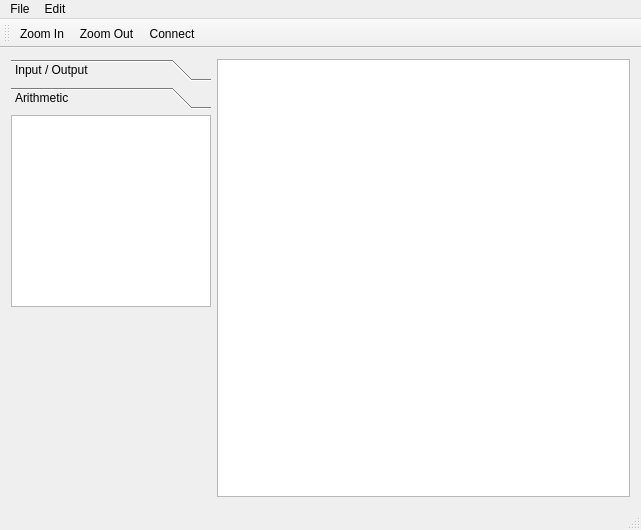
Old version of the form gui/mainwindow.ui in the repository SignalCraft/SignalCraft-Designer.
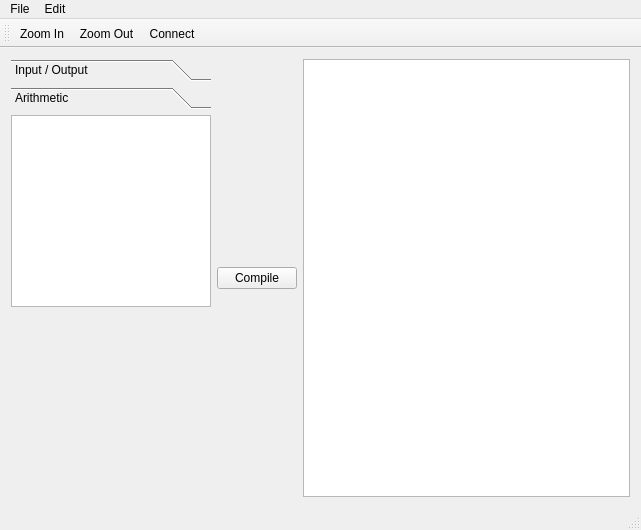
New version of the form. The open tabs and pages were chosen to show the change. Icons and pictures are not drawn. Custom widgets are drawn as their Qt base class.

Commit message: not only does it compile but it works on the first try

```diff
--- a/gui/mainwindow.ui
+++ b/gui/mainwindow.ui
@@ -165,6 +165,13 @@
       </widget>
      </widget>
     </item>
+    <item>
+     <widget class="QPushButton" name="compileButton">
+      <property name="text">
+       <string>Compile</string>
+      </property>
+     </widget>
+    </item>
     <item>
      <widget class="MyGraphicsView" name="graphicsView">
       <property name="verticalScrollBarPolicy">
```
Left out of the diff: 8 changed lines with no effect on the pictures. The commit also changes 5 other files.
